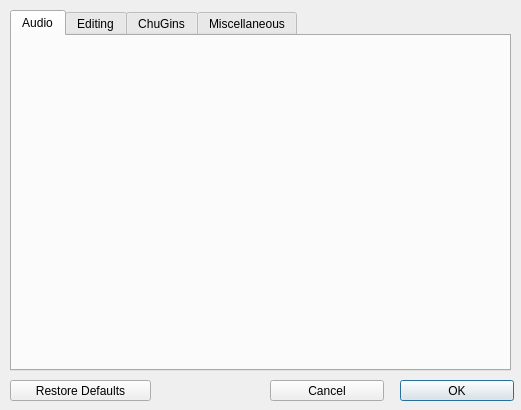
Before: the Qt Designer form src/qt/mAPreferencesWindow.ui in ccrma/miniAudicle, drawn with Qt 5.
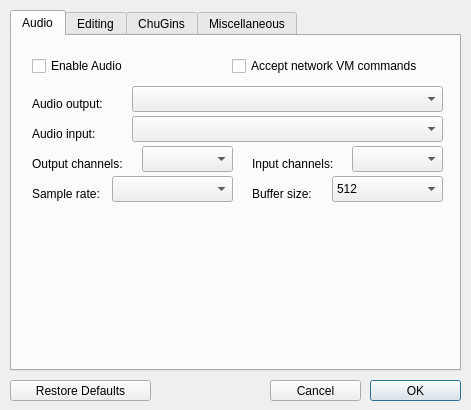
After: the same form once the commit is applied. Icons and pictures are not drawn.

Commit message: preferences window

Diff of the .ui file:
```diff
--- a/src/qt/mAPreferencesWindow.ui
+++ b/src/qt/mAPreferencesWindow.ui
@@ -6,7 +6,7 @@
    <rect>
     <x>0</x>
     <y>0</y>
-    <width>521</width>
+    <width>471</width>
     <height>410</height>
    </rect>
   </property>
@@ -18,14 +18,14 @@
   </property>
   <property name="minimumSize">
    <size>
-    <width>521</width>
+    <width>471</width>
     <height>410</height>
    </size>
   </property>
   <property name="maximumSize">
    <size>
-    <width>521</width>
-    <height>417</height>
+    <width>471</width>
+    <height>410</height>
    </size>
   </property>
   <property name="baseSize">
@@ -46,7 +46,7 @@
     <rect>
      <x>10</x>
      <y>10</y>
-     <width>501</width>
+     <width>451</width>
      <height>361</height>
     </rect>
    </property>
@@ -57,6 +57,203 @@
     <attribute name="title">
      <string>Audio</string>
     </attribute>
+    <widget class="QCheckBox" name="enableAudio">
+     <property name="geometry">
+      <rect>
+       <x>20</x>
+       <y>20</y>
+       <width>111</width>
+       <height>20</height>
+      </rect>
+     </property>
+     <property name="text">
+      <string>Enable Audio</string>
+     </property>
+    </widget>
+    <widget class="QCheckBox" name="enableNetworkVM">
+     <property name="geometry">
+      <rect>
+       <x>220</x>
+       <y>20</y>
+       <width>221</width>
+       <height>20</height>
+      </rect>
+     </property>
+     <property name="text">
+      <string>Accept network VM commands</string>
+     </property>
+    </widget>
+    <widget class="QLabel" name="label">
+     <property name="geometry">
+      <rect>
+       <x>20</x>
+       <y>60</y>
+       <width>91</width>
+       <height>16</height>
+      </rect>
+     </property>
+     <property name="text">
+      <string>Audio output:</string>
+     </property>
+    </widget>
+    <widget class="QLabel" name="label_2">
+     <property name="geometry">
+      <rect>
+       <x>20</x>
+       <y>90</y>
+       <width>91</width>
+       <height>16</height>
+      </rect>
+     </property>
+     <property name="text">
+      <string>Audio input:</string>
+     </property>
+    </widget>
+    <widget class="QLabel" name="label_3">
+     <property name="geometry">
+      <rect>
+       <x>20</x>
+       <y>120</y>
+       <width>111</width>
+       <height>16</height>
+      </rect>
+     </property>
+     <property name="text">
+      <string>Output channels:</string>
+     </property>
+    </widget>
+    <widget class="QLabel" name="label_4">
+     <property name="geometry">
+      <rect>
+       <x>240</x>
+       <y>120</y>
+       <width>101</width>
+       <height>16</height>
+      </rect>
+     </property>
+     <property name="text">
+      <string>Input channels:</string>
+     </property>
+    </widget>
+    <widget class="QLabel" name="label_5">
+     <property name="geometry">
+      <rect>
+       <x>20</x>
+       <y>150</y>
+       <width>81</width>
+       <height>16</height>
+      </rect>
+     </property>
+     <property name="text">
+      <string>Sample rate:</string>
+     </property>
+    </widget>
+    <widget class="QLabel" name="label_6">
+     <property name="geometry">
+      <rect>
+       <x>240</x>
+       <y>150</y>
+       <width>71</width>
+       <height>16</height>
+      </rect>
+     </property>
+     <property name="text">
+      <string>Buffer size:</string>
+     </property>
+    </widget>
+    <widget class="QComboBox" name="audioOutput">
+     <property name="geometry">
+      <rect>
+       <x>120</x>
+       <y>50</y>
+       <width>311</width>
+       <height>26</height>
+      </rect>
+     </property>
+    </widget>
+    <widget class="QComboBox" name="audioInput">
+     <property name="geometry">
+      <rect>
+       <x>120</x>
+       <y>80</y>
+       <width>311</width>
+       <height>26</height>
+      </rect>
+     </property>
+    </widget>
+    <widget class="QComboBox" name="outputChannels">
+     <property name="geometry">
+      <rect>
+       <x>130</x>
+       <y>110</y>
+       <width>91</width>
+       <height>26</height>
+      </rect>
+     </property>
+    </widget>
+    <widget class="QComboBox" name="inputChannels">
+     <property name="geometry">
+      <rect>
+       <x>340</x>
+       <y>110</y>
+       <width>91</width>
+       <height>26</height>
+      </rect>
+     </property>
+    </widget>
+    <widget class="QComboBox" name="bufferSize">
+     <property name="geometry">
+      <rect>
+       <x>320</x>
+       <y>140</y>
+       <width>111</width>
+       <height>26</height>
+      </rect>
+     </property>
+     <property name="currentIndex">
+      <number>3</number>
+     </property>
+     <item>
+      <property name="text">
+       <string>64</string>
+      </property>
+     </item>
+     <item>
+      <property name="text">
+       <string>128</string>
+      </property>
+     </item>
+     <item>
+      <property name="text">
+       <string>256</string>
+      </property>
+     </item>
+     <item>
+      <property name="text">
+       <string>512</string>
+      </property>
+     </item>
+     <item>
+      <property name="text">
+       <string>1024</string>
+      </property>
+     </item>
+     <item>
+      <property name="text">
+       <string>2048</string>
+      </property>
+     </item>
+    </widget>
+    <widget class="QComboBox" name="sampleRate">
+     <property name="geometry">
+      <rect>
+       <x>100</x>
+       <y>140</y>
+       <width>121</width>
+       <height>26</height>
+      </rect>
+     </property>
+    </widget>
    </widget>
    <widget class="QWidget" name="editingTab">
     <attribute name="title">
@@ -77,9 +274,9 @@
   <widget class="QPushButton" name="okButton">
    <property name="geometry">
     <rect>
-     <x>400</x>
+     <x>370</x>
      <y>380</y>
-     <width>114</width>
+     <width>91</width>
      <height>21</height>
     </rect>
    </property>
@@ -92,7 +289,7 @@
     <rect>
      <x>270</x>
      <y>380</y>
-     <width>114</width>
+     <width>91</width>
      <height>21</height>
     </rect>
    </property>
```
The commit also changes 3 other files.
